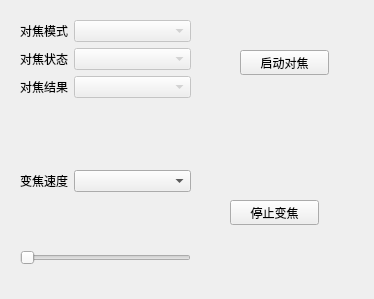
Above: ui/focus.ui from kdjyljh/remogui before the change. Below: the same form after it.
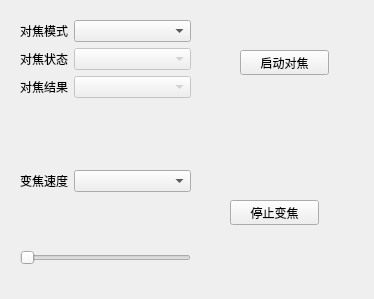
That is the form after the change.

What changed in the file:
```diff
--- a/ui/focus.ui
+++ b/ui/focus.ui
@@ -33,7 +33,7 @@
     <item row="0" column="1">
      <widget class="QComboBox" name="ComboBox_AFMode">
       <property name="enabled">
-       <bool>false</bool>
+       <bool>true</bool>
       </property>
      </widget>
     </item>
```
